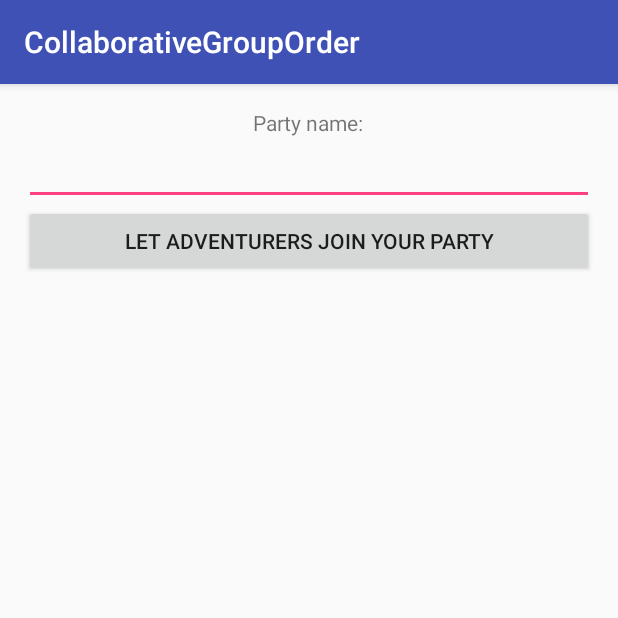
After one commit to MaxDZ8/CollaborativeGroupOrder, an Android app: the NetworkListeningActivity screen opened directly, with no data from a screen before it, on a phone screen of 412 x 824 dp, the top half of it. The commit adds this screen. Run offline under Robolectric (Android 15) with nearby library versions, the phone set to English and light mode, and no system bars.

Commit message:
Another activity is in, now messing with network!

```diff
--- a/app/src/main/AndroidManifest.xml
+++ b/app/src/main/AndroidManifest.xml
@@ -15,6 +15,7 @@
                 <category android:name="android.intent.category.LAUNCHER" />
             </intent-filter>
         </activity>
+        <activity android:name=".NetworkListeningActivity"></activity>
     </application>
 
 </manifest>
--- /dev/null
+++ b/app/src/main/res/layout/activity_network_listening.xml
@@ -0,0 +1,97 @@
+<?xml version="1.0" encoding="utf-8"?>
+<RelativeLayout xmlns:android="http://schemas.android.com/apk/res/android"
+    xmlns:tools="http://schemas.android.com/tools"
+    android:layout_width="match_parent"
+    android:layout_height="match_parent"
+    android:paddingBottom="@dimen/activity_vertical_margin"
+    android:paddingLeft="@dimen/activity_horizontal_margin"
+    android:paddingRight="@dimen/activity_horizontal_margin"
+    android:paddingTop="@dimen/activity_vertical_margin"
+    tools:context="com.massimodz8.collaborativegrouporder.NetworkListeningActivity">
+
+    <TextView
+        android:layout_width="wrap_content"
+        android:layout_height="wrap_content"
+        android:text="@string/txt_getGroupNameDesc_text"
+        android:id="@+id/txt_getGroupNameDesc"
+        android:layout_alignParentTop="true"
+        android:layout_centerHorizontal="true" />
+
+    <EditText
+        android:layout_width="match_parent"
+        android:layout_height="wrap_content"
+        android:id="@+id/in_partyName"
+        android:inputType="textNoSuggestions"
+        android:layout_below="@+id/txt_getGroupNameDesc"
+        android:layout_alignParentLeft="true"
+        android:layout_alignParentStart="true" />
+
+    <Button
+        android:layout_width="fill_parent"
+        android:layout_height="wrap_content"
+        android:text="@string/btn_startListening_text"
+        android:id="@+id/btn_startListening"
+        android:layout_below="@+id/in_partyName"
+        android:layout_centerHorizontal="true"
+        android:onClick="initiatePartyHandshake" />
+
+    <TextView
+        android:layout_width="wrap_content"
+        android:layout_height="wrap_content"
+        android:textAppearance="?android:attr/textAppearanceSmall"
+        android:text="@string/networkScanning"
+        android:id="@+id/txt_scanning"
+        android:layout_below="@+id/btn_startListening"
+        android:layout_centerHorizontal="true"
+        android:visibility="invisible" />
+
+    <TextView
+        android:layout_width="fill_parent"
+        android:layout_height="wrap_content"
+        android:textAppearance="?android:attr/textAppearanceSmall"
+        android:text="@string/txt_renamed_text"
+        android:id="@+id/textView"
+        android:visibility="gone"
+        android:layout_below="@+id/txt_scanning"
+        android:layout_centerHorizontal="true" />
+
+    <TextView
+        android:layout_width="wrap_content"
+        android:layout_height="wrap_content"
+        android:textAppearance="?android:attr/textAppearanceLarge"
+        android:text="@string/renamedService_text"
+        android:id="@+id/txt_renamedService"
+        android:layout_below="@+id/textView"
+        android:layout_centerHorizontal="true"
+        android:visibility="gone" />
+
+    <ProgressBar
+        style="?android:attr/progressBarStyleHorizontal"
+        android:layout_width="fill_parent"
+        android:layout_height="wrap_content"
+        android:id="@+id/progressBar"
+        android:indeterminate="true"
+        android:visibility="invisible"
+        android:layout_below="@+id/txt_renamedService"
+        android:layout_alignRight="@+id/txt_scanning"
+        android:layout_alignEnd="@+id/txt_scanning" />
+
+    <Button
+        android:layout_width="fill_parent"
+        android:layout_height="wrap_content"
+        android:text="@string/btn_generateParty"
+        android:id="@+id/btn_closeGroup"
+        android:layout_alignParentBottom="true"
+        android:layout_centerHorizontal="true"
+        android:visibility="invisible" />
+
+    <ListView
+        android:layout_width="wrap_content"
+        android:layout_height="wrap_content"
+        android:id="@+id/list_characters"
+        android:layout_centerHorizontal="true"
+        android:layout_above="@+id/btn_closeGroup"
+        android:visibility="invisible"
+        android:layout_below="@+id/progressBar" />
+
+</RelativeLayout>
--- a/app/src/main/res/values/strings.xml
+++ b/app/src/main/res/values/strings.xml
@@ -1,5 +1,14 @@
 <resources>
     <string name="app_name">CollaborativeGroupOrder</string>
-    <string name="btn_newParty">Look for new heroes</string>
+    <string name="btn_newParty_text">Assemble a new party</string>
     <string name="btn_joinParty_text">Join a party</string>
+    <string name="txt_getGroupNameDesc_text">Party name:</string>
+    <string name="btn_startListening_text">Let adventurers join your party</string>
+    <string name="btn_generateParty">Generate party with the selected heroes</string>
+    <string name="groupNameIsEmpty_title">Party missing name</string>
+    <string name="groupNameIsEmpty_msg">Every party needs a name.\nYour friends need to know which party to join and I need a name to store party data you can later retrieve.</string>
+    <string name="groupName_retry">Modify party name</string>
+    <string name="networkScanning">Tell your friends to join your party from the main menu.</string>
+    <string name="txt_renamed_text">Looks like someone else is creating a party with the same name. I will use the name you have provided but I must use a different one to let your friends join. Tell them to look for</string>
+    <string name="renamedService_text">You cannot read this!</string>
 </resources>
```
Also changed, not shown: app/src/main/java/com/massimodz8/collaborativegrouporder/MainMenuActivity.java (+11 -2 lines), app/src/main/java/com/massimodz8/collaborativegrouporder/NetworkListeningActivity.java (added, +55 -0 lines), app/src/main/res/layout/activity_main_menu.xml (+6 -4 lines), 1 other file.
